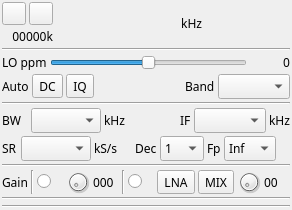
This is plugins/samplesource/sdrplay/sdrplaygui.ui in f4exb/sdrangel as Qt 5 draws it before an edit. The edited form follows.
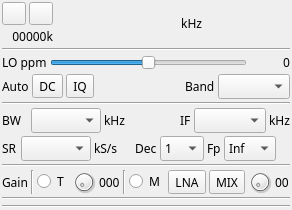
This is the edited form. Icons and pictures are not drawn. Custom widgets are drawn as their Qt base class.

```diff
--- a/plugins/samplesource/sdrplay/sdrplaygui.ui
+++ b/plugins/samplesource/sdrplay/sdrplaygui.ui
@@ -543,7 +543,7 @@
         <string>Use global tuner gain</string>
        </property>
        <property name="text">
-        <string/>
+        <string>T</string>
        </property>
       </widget>
      </item>
@@ -568,6 +568,12 @@
        <property name="toolTip">
         <string>Tuner gain in step units</string>
        </property>
+       <property name="maximum">
+        <number>102</number>
+       </property>
+       <property name="pageStep">
+        <number>1</number>
+       </property>
       </widget>
      </item>
      <item row="0" column="5">
@@ -583,7 +589,7 @@
         <string>Use individual LNA, Mixer and Baseband gains</string>
        </property>
        <property name="text">
-        <string/>
+        <string>M</string>
        </property>
       </widget>
      </item>
@@ -608,6 +614,12 @@
        <property name="toolTip">
         <string>Baseband gain (dB)</string>
        </property>
+       <property name="maximum">
+        <number>59</number>
+       </property>
+       <property name="pageStep">
+        <number>1</number>
+       </property>
       </widget>
      </item>
      <item row="0" column="4">
```
Left out of the diff: 11 changed lines with no effect on the pictures.
